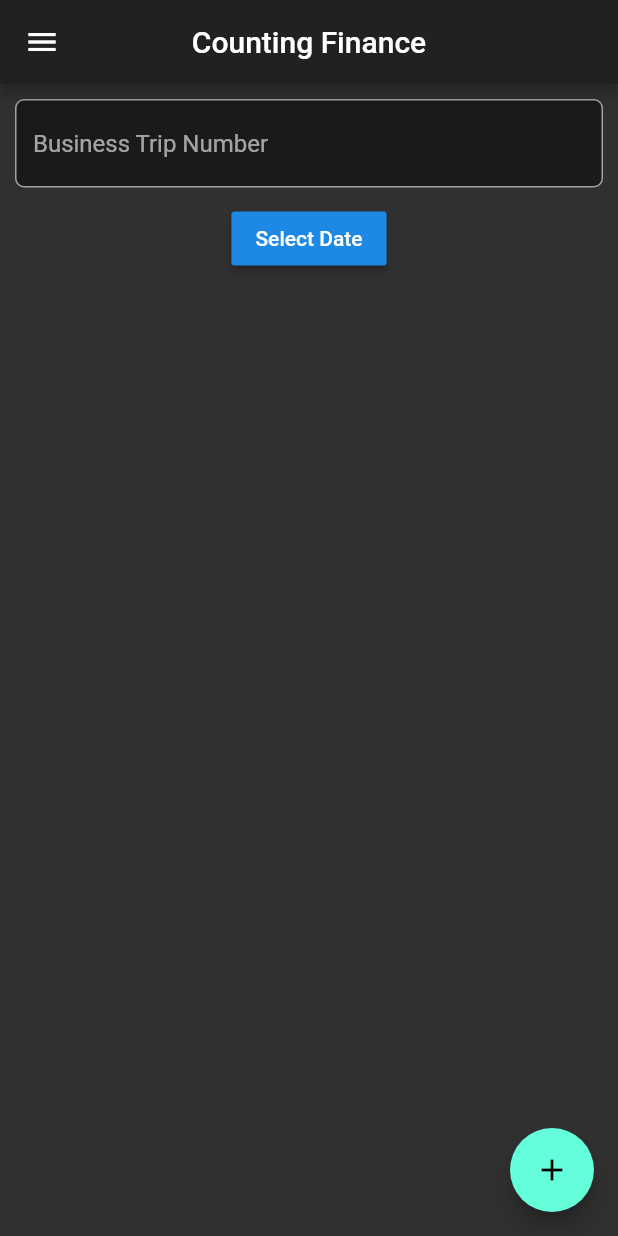
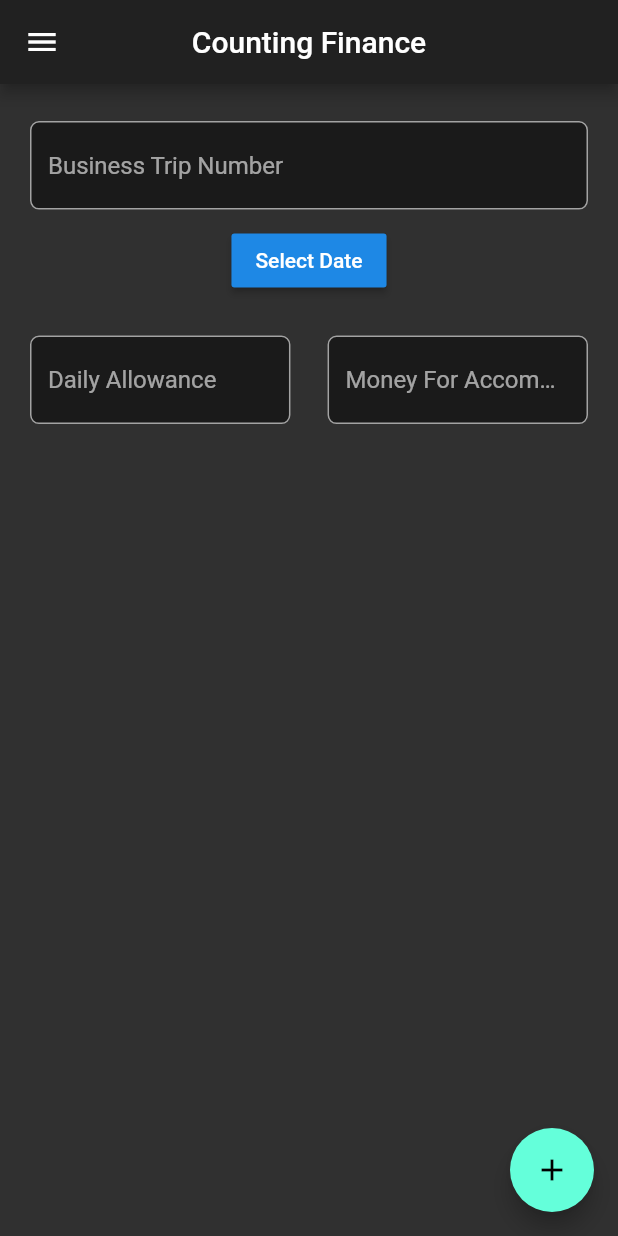
Before and after one commit to Exzhnik/BusinessTripExpenses, a Flutter app: the screen it shows after launch, on a phone screen of 412 x 824 dp. Run offline on Flutter 3.47's test engine with Material 2 defaults, Android fonts, the phone set to English and light mode, and no system bars; missing offline and left inert: date_range_picker.

Commit message:
add textfield

```diff
--- a/lib/pages/home.dart
+++ b/lib/pages/home.dart
@@ -1,3 +1,6 @@
+import 'package:business_trip_expenses/pages/inputFields/abode.dart';
+import 'package:business_trip_expenses/pages/inputFields/businessTripNumber.dart';
+import 'package:business_trip_expenses/pages/inputFields/dailyAllowance.dart';
 import 'package:flutter/material.dart';
 import 'package:flutter/painting.dart';
 import 'package:date_range_picker/date_range_picker.dart' as DateRagePicker;
@@ -28,6 +31,7 @@ class HomeState extends State<Home> {
   @override
   Widget build(BuildContext context) {
     return Scaffold(
+      resizeToAvoidBottomInset: true,
       appBar: AppBar(
         centerTitle: true,
         title: Text('Counting Finance'),
@@ -37,21 +41,18 @@ class HomeState extends State<Home> {
         onPressed: () {},
         child: Icon(Icons.add),
       ),
-      body: Container(
-        child: SingleChildScrollView(
-            padding: EdgeInsets.all(10.0),
+      body: SingleChildScrollView(
+          scrollDirection: Axis.vertical,
+          padding: EdgeInsets.only(
+                  top: MediaQuery.of(context).size.height * .03,
+                  right: 20.0,
+                  left: 20.0),
+
+          child: Container(
+
             child: Column(
               children: <Widget>[
-                TextFormField(
-                  textCapitalization: TextCapitalization.words,
-                  decoration: InputDecoration(
-                      filled: true,
-                      fillColor: Colors.black45,
-                      border: OutlineInputBorder(
-                        borderRadius: BorderRadius.circular(6.0),
-                      ),
-                      hintText: 'Business Trip Number'),
-                ),
+                new BusinessTripNumber(),
                 SizedBox(
                   height: 10.0,
                 ),
@@ -60,9 +61,21 @@ class HomeState extends State<Home> {
                   child: Text('Select Date'),
                 ),
                 Text("${startDate.join()}"),
+                SizedBox(
+                  height: 10.0,
+                ),
+                Row(
+                  children: <Widget>[
+                    Flexible(child: new DailyAllowance()),
+                    SizedBox(width:  MediaQuery.of(context).size.height * .03),
+                    Flexible(
+                      child: new Abode(),
+                    )
+                  ],
+                ),
               ],
-            )),
-      ),
+            ),
+          )),
     );
   }
 }
--- /dev/null
+++ b/lib/pages/inputFields/abode.dart
@@ -0,0 +1,21 @@
+import 'package:flutter/material.dart';
+
+class Abode extends StatelessWidget {
+  const Abode({
+    Key key,
+  }) : super(key: key);
+
+  @override
+  Widget build(BuildContext context) {
+    return TextFormField(
+      textCapitalization: TextCapitalization.words,
+      decoration: InputDecoration(
+          filled: true,
+          fillColor: Colors.black45,
+          border: OutlineInputBorder(
+            borderRadius: BorderRadius.circular(6.0),
+          ),
+          hintText: 'Money For Accommodation'),
+    );
+  }
+}
--- /dev/null
+++ b/lib/pages/inputFields/businessTripNumber.dart
@@ -0,0 +1,21 @@
+import 'package:flutter/material.dart';
+
+class BusinessTripNumber extends StatelessWidget {
+  const BusinessTripNumber({
+    Key key,
+  }) : super(key: key);
+
+  @override
+  Widget build(BuildContext context) {
+    return TextFormField(
+      textCapitalization: TextCapitalization.words,
+      decoration: InputDecoration(
+          filled: true,
+          fillColor: Colors.black45,
+          border: OutlineInputBorder(
+            borderRadius: BorderRadius.circular(6.0),
+          ),
+          hintText: 'Business Trip Number'),
+    );
+  }
+}
--- /dev/null
+++ b/lib/pages/inputFields/dailyAllowance.dart
@@ -0,0 +1,20 @@
+import 'package:flutter/material.dart';
+
+class DailyAllowance extends StatelessWidget {
+  const DailyAllowance({
+    Key key,
+  }) : super(key: key);
+
+  @override
+  Widget build(BuildContext context) {
+    return TextFormField(
+      decoration: InputDecoration(
+          filled: true,
+          fillColor: Colors.black45,
+          border: OutlineInputBorder(
+            borderRadius: BorderRadius.circular(6.0),
+          ),
+          hintText: 'Daily Allowance'),
+    );
+  }
+}
--- a/pubspec.yaml
+++ b/pubspec.yaml
@@ -17,7 +17,7 @@ environment:
   sdk: ">=2.1.0 <3.0.0"
 
 dependencies:
-  date_range_picker: ^1.0.5
+  date_range_picker: ^1.0.6
   datetime_picker_formfield: ^0.2.0
   dynamic_theme: ^1.0.1
   flutter:
```
Also changed, not shown: pubspec.lock.
